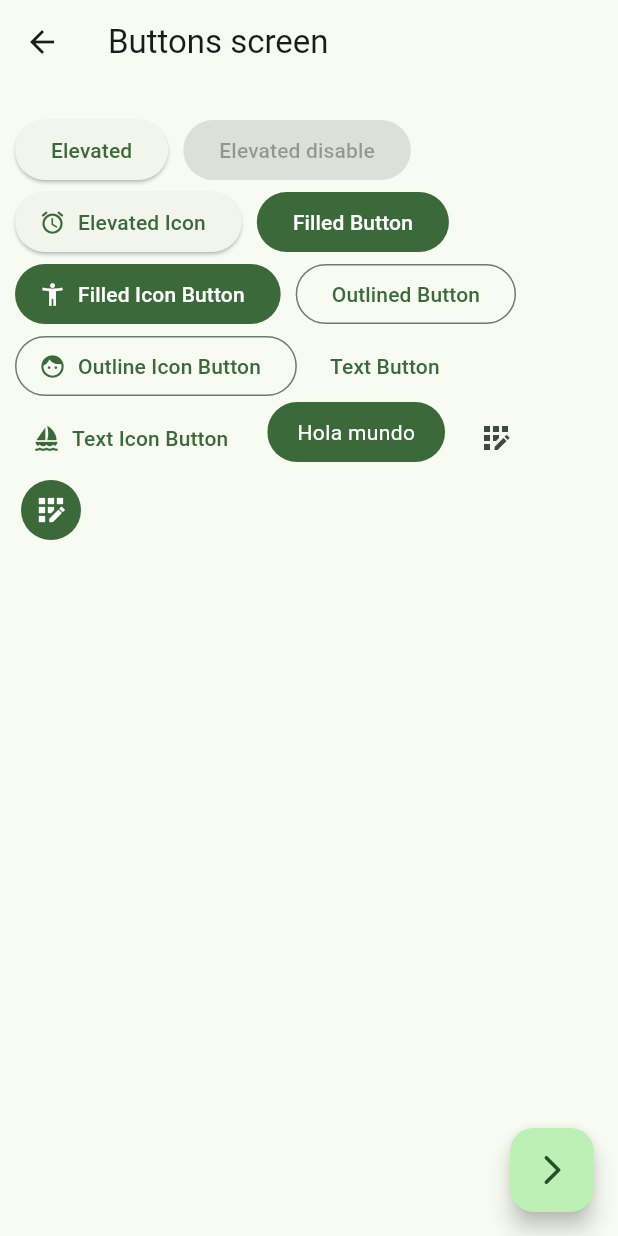
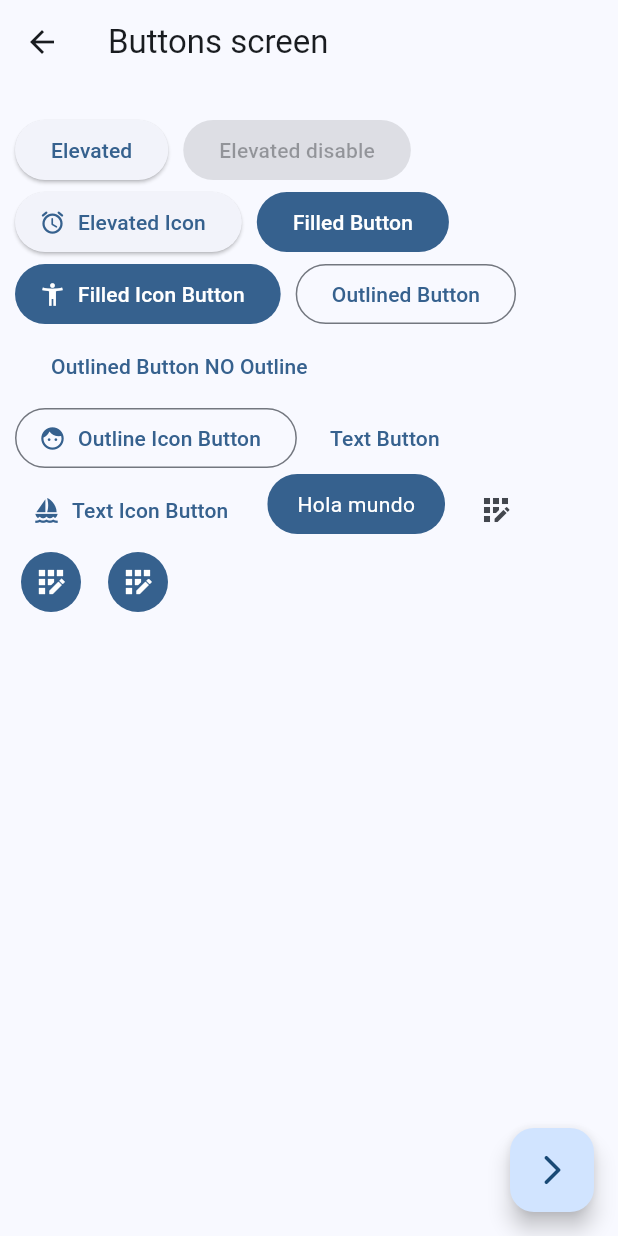
Before and after one commit to yvngmarti/widgets_app, a Flutter app: the screen it shows after launch, after a tap on "Botones", on a phone screen of 412 x 824 dp. Run offline on Flutter 3.47's test engine with Material 3 defaults, Android fonts, the phone set to English and light mode, and no system bars; our stand-ins replace go_router; network calls fail.

Commit message:
finalizacion de tarjetas y botones - primera parte

```diff
--- a/lib/main.dart
+++ b/lib/main.dart
@@ -14,7 +14,7 @@ class MainApp extends StatelessWidget {
     return MaterialApp.router(
       routerConfig: appRouter,
       debugShowCheckedModeBanner: false,
-      theme: AppTheme(selectedColor: 2).getTheme(),
+      theme: AppTheme(selectedColor: 1).getTheme(),
       // home: const HomeScreen(),
       // routes: {
       //   '/buttons': (context) => const ButtonsScreen(),
--- a/lib/presentation/screens/buttons/buttons_screen.dart
+++ b/lib/presentation/screens/buttons/buttons_screen.dart
@@ -59,6 +59,13 @@ class _ButtonsView extends StatelessWidget {
                 label: const Text('Filled Icon Button')),
             OutlinedButton(
                 onPressed: () {}, child: const Text('Outlined Button')),
+            OutlinedButton(
+                style: const ButtonStyle(
+                    side: MaterialStatePropertyAll(
+                  BorderSide.none,
+                )),
+                onPressed: () {},
+                child: const Text('Outlined Button NO Outline')),
             OutlinedButton.icon(
                 onPressed: () {},
                 icon: const Icon(Icons.face),
@@ -75,6 +82,7 @@ class _ButtonsView extends StatelessWidget {
             IconButton(
                 onPressed: () {},
                 icon: const Icon(Icons.app_registration_outlined)),
+            // este es el mismo que el icon button filled pero con mas lineas de codigo
             IconButton(
               onPressed: () {},
               icon: const Icon(Icons.app_registration_sharp),
@@ -82,7 +90,11 @@ class _ButtonsView extends StatelessWidget {
                 backgroundColor: MaterialStatePropertyAll(colors.primary),
                 iconColor: const MaterialStatePropertyAll(Colors.white),
               ),
-            )
+            ),
+            // mas recomendable este widget que el de arriba
+            IconButton.filled(
+                onPressed: () {},
+                icon: const Icon(Icons.app_registration_outlined))
           ],
         ),
       ),
@@ -90,6 +102,7 @@ class _ButtonsView extends StatelessWidget {
   }
 }
 
+// boton perzonalizado por si lo necesitamos
 class CustomButton extends StatelessWidget {
   const CustomButton({super.key});
 
@@ -101,10 +114,13 @@ class CustomButton extends StatelessWidget {
       child: Material(
         color: colors.primary,
         child: InkWell(
-          onTap: (){},
-          child: Padding(
+          onTap: () {},
+          child: const Padding(
             padding: EdgeInsets.symmetric(horizontal: 20, vertical: 10),
-            child: Text('Hola mundo',style: TextStyle(color: Colors.white),),
+            child: Text(
+              'Hola mundo',
+              style: TextStyle(color: Colors.white),
+            ),
           ),
         ),
       ),
--- a/lib/presentation/screens/cards/cards_screen.dart
+++ b/lib/presentation/screens/cards/cards_screen.dart
@@ -1,5 +1,4 @@
 import 'package:flutter/material.dart';
-import 'package:flutter/widgets.dart';
 
 final cards = <Map<String, dynamic>>[
   {'elevation': 0.0, 'label': 'Elvation 0'},
@@ -172,7 +171,7 @@ class _CardType4 extends StatelessWidget {
 
   @override
   Widget build(BuildContext context) {
-    final colors = Theme.of(context).colorScheme;
+    // final colors = Theme.of(context).colorScheme;
     return Card(
       clipBehavior: Clip.hardEdge,
       elevation: elevation,
```
